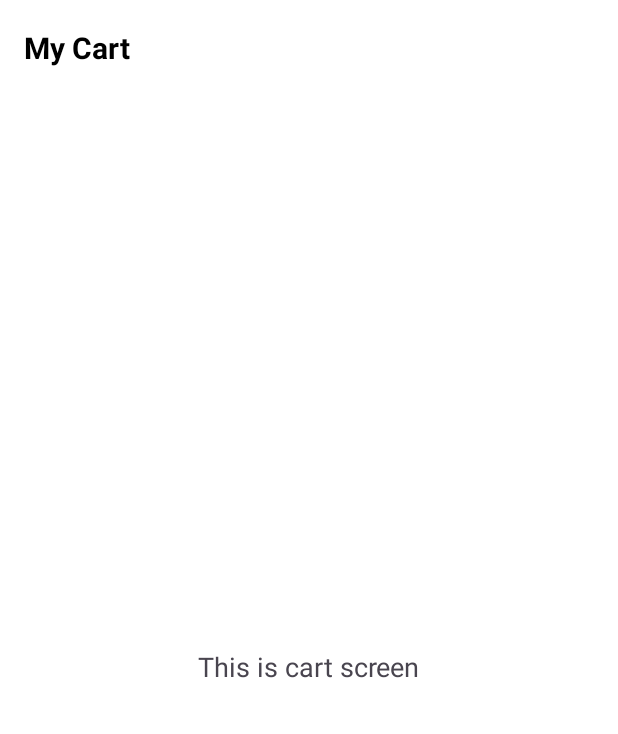
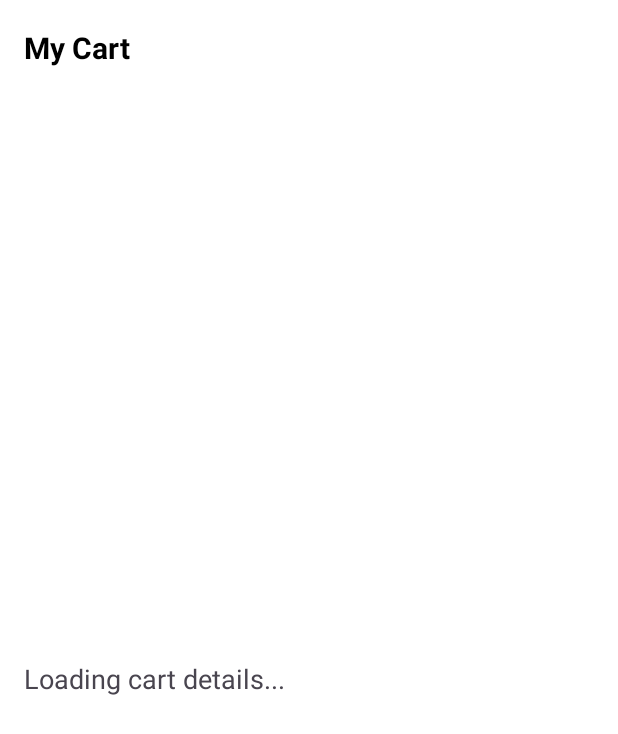
Before and after one commit to SarangaSiriwardhana9/EAD-E_commerce_App, an Android app: the layout activity_cart.xml on its own in the app's theme, with its tools: preview values and no code run, on a phone screen of 412 x 824 dp. Shown: the top 734 px of the screen. Run offline under Robolectric (Android 15) with nearby library versions, the phone set to English and light mode, and no system bars.

```diff
--- a/app/src/main/java/com/example/ssd_e_commerce/api/ApiService.kt
+++ b/app/src/main/java/com/example/ssd_e_commerce/api/ApiService.kt
@@ -73,6 +73,12 @@ interface ApiService {
     @POST("api/ShoppingCart/create")
     suspend fun createCart(@Header("Authorization") token: String, @Body cartRequest: CartRequest): CartResponse
 
+    @GET("api/ShoppingCart/customer/{customerId}")
+    suspend fun getCart(
+        @Header("Authorization") token: String,
+        @Path("customerId") customerId: String
+    ): CartResponse
+
     @PUT("api/ShoppingCart/update/{id}")
     suspend fun updateCart(@Header("Authorization") token: String, @Path("id") id: String, @Body updateCartRequest: UpdateCartRequest): CartResponse
 
--- a/app/src/main/java/com/example/ssd_e_commerce/repository/UserRepository.kt
+++ b/app/src/main/java/com/example/ssd_e_commerce/repository/UserRepository.kt
@@ -82,6 +82,11 @@ class UserRepository(private val sessionManager: SessionManager) {
         return apiService.createCart("Bearer ${sessionManager.fetchAuthToken()}", cartRequest)
     }
 
+    suspend fun getCart(customerId: String): CartResponse {
+        val token = sessionManager.fetchAuthToken() ?: throw Exception("User not authenticated")
+        return apiService.getCart("Bearer $token", customerId)
+    }
+
     suspend fun updateCart(cartId: String, updateCartRequest: UpdateCartRequest): CartResponse {
         return apiService.updateCart("Bearer ${sessionManager.fetchAuthToken()}", cartId, updateCartRequest)
     }
--- a/app/src/main/res/layout/activity_cart.xml
+++ b/app/src/main/res/layout/activity_cart.xml
@@ -25,14 +25,16 @@
 
     <TextView
         android:id="@+id/textCartScreen"
-        android:layout_width="wrap_content"
+        android:layout_width="0dp"
         android:layout_height="wrap_content"
-        android:text="This is cart screen"
+        android:text="Loading cart details..."
         android:textSize="18sp"
+        android:layout_marginTop="16dp"
         app:layout_constraintTop_toBottomOf="@id/toolbar"
+        app:layout_constraintStart_toStartOf="parent"
+        app:layout_constraintEnd_toEndOf="parent"
         app:layout_constraintBottom_toBottomOf="parent"
-        app:layout_constraintStart_toStartOf="parent"
-        app:layout_constraintEnd_toEndOf="parent" />
+        android:padding="16dp"/>
 
     <TextView
         android:id="@+id/textUserId"
```
Also changed, not shown: app/src/main/java/com/example/ssd_e_commerce/CartActivity.kt (+55 -0 lines).
